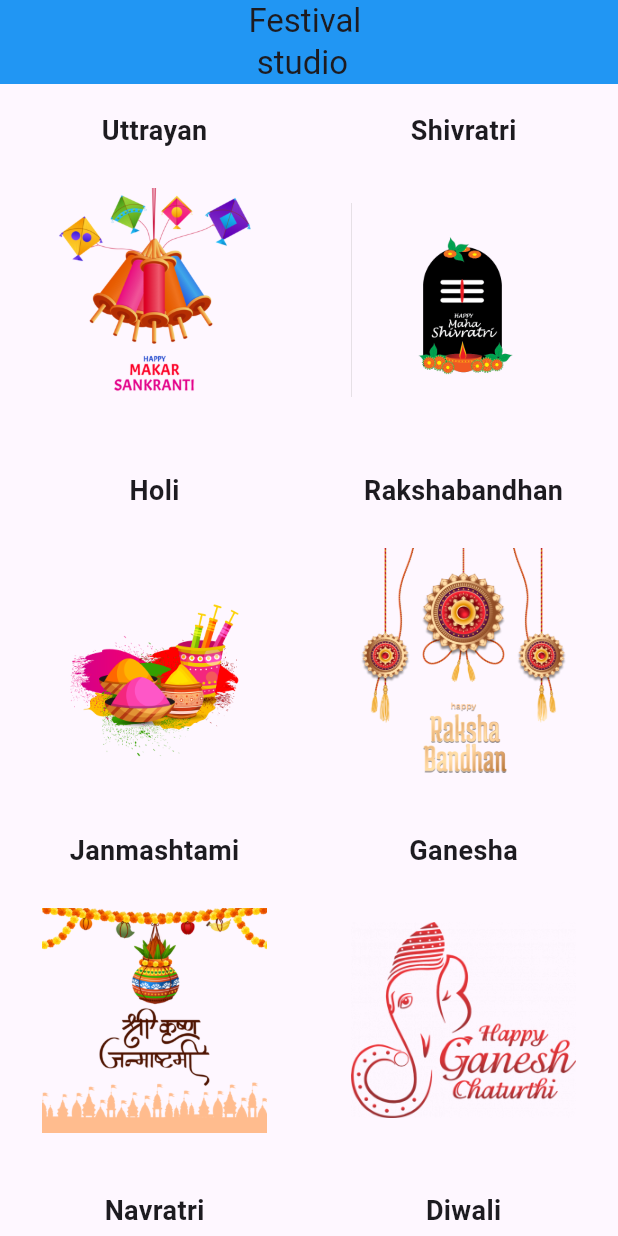
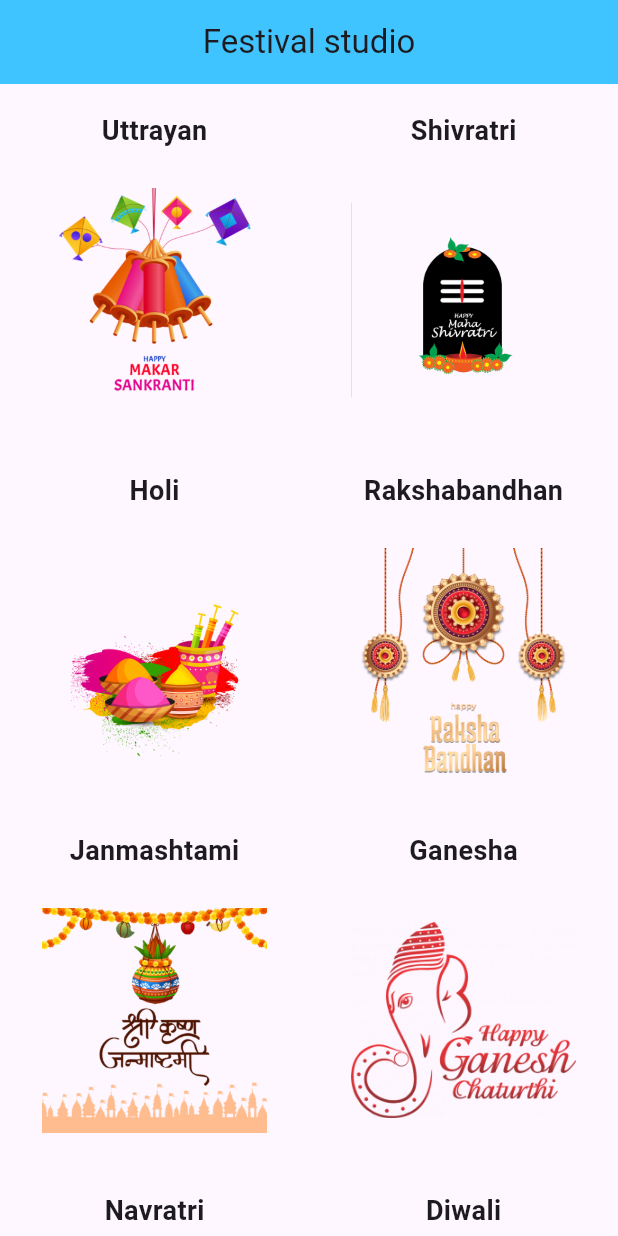
Before and after one commit to akshit2525/festival_app, a Flutter app: the screen it shows after launch, on a phone screen of 412 x 824 dp. Run offline on Flutter 3.47's test engine with Material 2 defaults, Android fonts, the phone set to English and light mode, and no system bars.

Commit message:
Initial commit

```diff
--- a/lib/screen/home_screen.dart
+++ b/lib/screen/home_screen.dart
@@ -16,8 +16,8 @@ class _HomeScreenState extends State<HomeScreen> {
     return SafeArea(
         child: Scaffold(
       appBar: AppBar(
-        backgroundColor: Colors.blue,
-        title: const Text("Festival \n studio"),
+        backgroundColor: Colors.lightBlueAccent,
+        title: const Text("Festival studio"),
         centerTitle: true,
       ),
       body: GridView.builder(
@@ -55,7 +55,7 @@ class _HomeScreenState extends State<HomeScreen> {
                 style: TextStyle(fontWeight: FontWeight.bold, fontSize: 18),
               ),
             ),
-            SizedBox(
+            const SizedBox(
               height: 25,
             ),
             Align(
--- a/lib/uttils/app_route.dart
+++ b/lib/uttils/app_route.dart
@@ -1,3 +1,4 @@
+import 'package:festival_app/screen/edit_screen.dart';
 import 'package:festival_app/screen/home_screen.dart';
 import 'package:festival_app/screen/splash_screen.dart';
 import 'package:flutter/widgets.dart';
@@ -6,5 +7,6 @@ Map<String, WidgetBuilder> screenroutes = {
 
   '/' : (context) => SplashScreen(),
   'home' : (context) => HomeScreen(),
+  'edit' : (context) => EditScreen(),
 
 };
--- a/lib/uttils/global.dart
+++ b/lib/uttils/global.dart
@@ -9,52 +9,42 @@ class Global {
 
     categoryModel(
         name: "Uttrayan",
-        image: "assets/image/uttrayan.png",
-        color: Colors.amber),
+        image: "assets/image/uttrayan.png",),
 
     categoryModel(
         name: "Shivratri",
-        image: "assets/image/shivratri.png",
-        color: Colors.amber),
+        image: "assets/image/shivratri.png",),
 
     categoryModel(
         name: "Holi",
-        image: "assets/image/holi.png",
-        color: Colors.greenAccent),
+        image: "assets/image/holi.png",),
     categoryModel(
         name: "Rakshabandhan",
-        image: "assets/image/rakshabandhan.png",
-        color: Colors.pink),
+        image: "assets/image/rakshabandhan.png",),
 
     categoryModel(
         name: "Janmashtami",
-        image: "assets/image/janmashtami.png",
-        color: Colors.blue),
+        image: "assets/image/janmashtami.png",),
 
     categoryModel(
         name: "Ganesha",
-        image: "assets/image/ganesha.png",
-        color: Colors.blue),
+        image: "assets/image/ganesha.png",),
 
     categoryModel(
         name: "Navratri",
-        image: "assets/image/navratri.png",
-        color: Colors.amber),
+        image: "assets/image/navratri.png",),
 
     categoryModel(
         name: "Diwali",
-        image: "assets/image/diwali.png",
-        color: Colors.teal),
+        image: "assets/image/diwali.png",),
 
     categoryModel(
         name: "New Year",
-        image: "assets/image/newyear.png",
-        color: Colors.yellowAccent),
+        image: "assets/image/newyeaar.png",),
 
     categoryModel(
         name: "Natal",
-        image: "assets/image/natal.png",
-        color: Colors.green),
+        image: "assets/image/natal.png",),
 
   ];
 
--- a/pubspec.yaml
+++ b/pubspec.yaml
@@ -64,6 +64,7 @@ flutter:
   #   - images/a_dot_ham.jpeg
   assets:
     - assets/image/
+    - assets/image/bg/
 
   # An image asset can refer to one or more resolution-specific "variants", see
   # https://flutter.dev/assets-and-images/#resolution-aware
```
Also changed, not shown: lib/screen/edit_screen.dart (+32 -36 lines).
